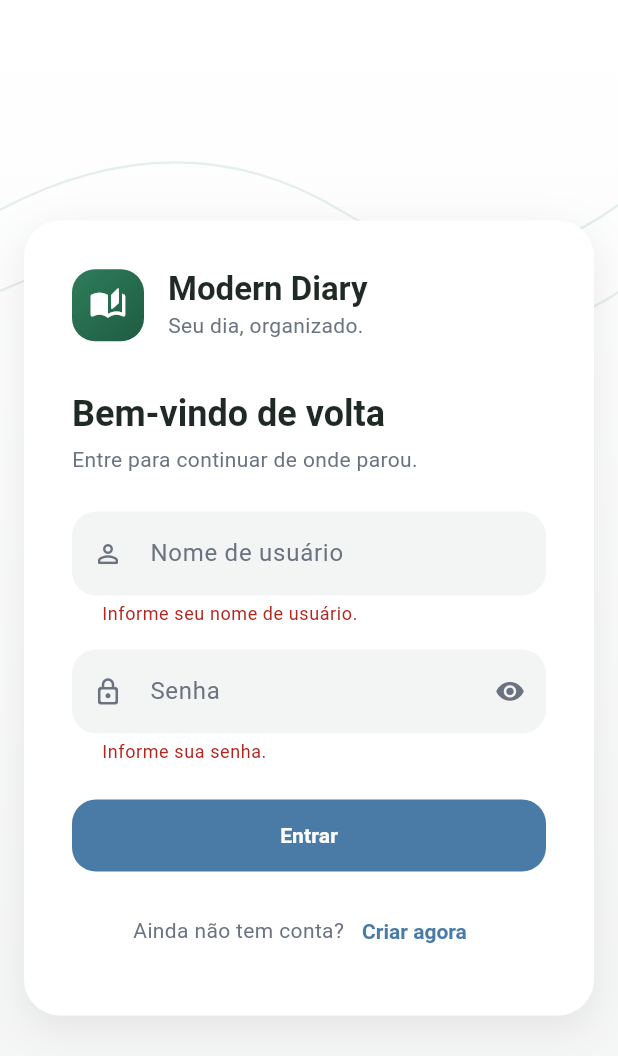
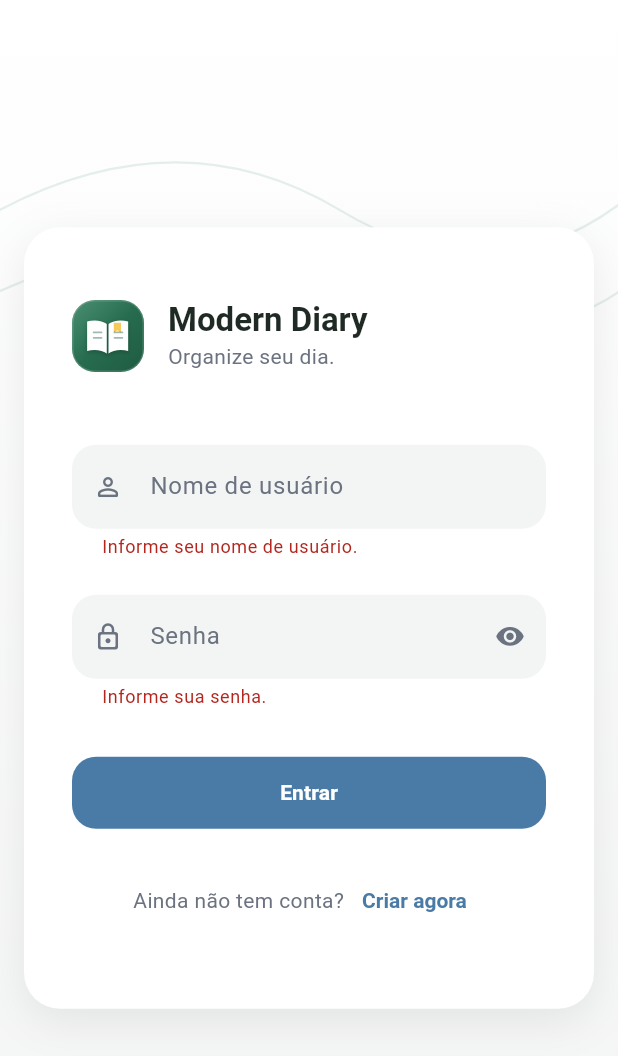
Before and after one commit to Pilha-DS/Modern-Diary, a Flutter app: the screen it shows after launch, after a tap on "Entrar", on a phone screen of 412 x 824 dp. Shown: the top 1056 px of the screen. Run offline on Flutter 3.47's test engine with Material 3 defaults, Android fonts, the light colour scheme and no system bars; our stand-ins replace file_picker, shared_preferences.

Commit message:
melhorando login

```diff
--- a/application/frontend/lib/src/app.dart
+++ b/application/frontend/lib/src/app.dart
@@ -6,6 +6,7 @@ import 'core/config/api_config.dart';
 import 'core/network/api_client.dart';
 import 'core/network/auth_token.dart';
 import 'core/preferences/app_preferences.dart';
+import 'core/presentation/diary_mark.dart';
 import 'core/strings/app_strings.dart';
 import 'features/agenda/data/agenda_repository.dart';
 import 'features/agenda/data/holidays_repository.dart';
@@ -163,6 +164,7 @@ class _SplashScreen extends StatelessWidget {
               const AppLogo(
                 size: AppSpacing.xxl,
                 semanticLabel: AppStrings.appName,
+                mark: DiaryMark(),
               ),
               const SizedBox(height: AppSpacing.md),
               Text(
--- a/application/frontend/lib/src/core/config/api_config.dart
+++ b/application/frontend/lib/src/core/config/api_config.dart
@@ -1,9 +1,13 @@
 /// Endereço da API. Pode ser trocado em build/run:
-/// `flutter run --dart-define=API_BASE_URL=http://192.168.0.10:8000`
+/// `flutter run --dart-define=API_BASE_URL=http://192.168.0.10:8470`
+///
+/// O padrão é a porta publicada pelo `docker compose` (`API_PORT` no `.env`).
+/// Portas de uso comum do ecossistema (8000, 8080, 3306) ficam de fora de
+/// propósito: elas costumam estar ocupadas por outros serviços da máquina.
 abstract final class ApiConfig {
   static const String rawBaseUrl = String.fromEnvironment(
     'API_BASE_URL',
-    defaultValue: 'http://localhost:8000',
+    defaultValue: 'http://localhost:8470',
   );
 
   static String get baseUrl {
--- /dev/null
+++ b/application/frontend/lib/src/core/presentation/diary_mark.dart
@@ -0,0 +1,146 @@
+import 'package:flutter/material.dart';
+import 'package:atena_ui/atena_ui.dart';
+
+/// Marca do Modern Diary: um diário aberto com fita marcadora.
+///
+/// Desenha sobre o símbolo do [AppLogo], que entrega o gradiente da marca:
+/// aqui ficam o brilho, as páginas e a fita. Tudo é vetor, então a marca fica
+/// nítida do favicon ao cabeçalho.
+class DiaryMark extends StatelessWidget {
+  const DiaryMark({super.key});
+
+  /// Dourado da fita: cor de apoio da marca, fora da paleta do tema.
+  static const Color _ribbon = Color(0xFFF5C95B);
+
+  @override
+  Widget build(BuildContext context) {
+    final colors = AppSemanticColors.of(context);
+    return SizedBox.expand(
+      child: CustomPaint(
+        painter: _DiaryMarkPainter(
+          detailColor: colors.brandDeep,
+          ribbonColor: _ribbon,
+        ),
+      ),
+    );
+  }
+}
+
+class _DiaryMarkPainter extends CustomPainter {
+  const _DiaryMarkPainter({
+    required this.detailColor,
+    required this.ribbonColor,
+  });
+
+  final Color detailColor;
+  final Color ribbonColor;
+
+  /// O desenho é feito em um quadrado de 100 x 100 e escalado para o tamanho
+  /// real do símbolo.
+  static const double _viewBox = 100;
+
+  @override
+  void paint(Canvas canvas, Size size) {
+    canvas.save();
+    canvas.scale(size.width / _viewBox, size.height / _viewBox);
+    canvas.clipRRect(
+      RRect.fromRectAndRadius(
+        const Rect.fromLTWH(0, 0, _viewBox, _viewBox),
+        const Radius.circular(_viewBox * 0.32),
+      ),
+    );
+
+    _paintGloss(canvas);
+    _paintBook(canvas);
+    _paintEdge(canvas);
+
+    canvas.restore();
+  }
+
+  /// Brilho no canto superior esquerdo: separa a marca do fundo chapado.
+  void _paintGloss(Canvas canvas) {
+    const bounds = Rect.fromLTWH(0, 0, _viewBox, _viewBox);
+    canvas.drawRect(
+      bounds,
+      Paint()
+        ..shader = const LinearGradient(
+          begin: Alignment.topLeft,
+          end: Alignment.center,
+          colors: [Color(0x24FFFFFF), Color(0x00FFFFFF)],
+        ).createShader(bounds),
+    );
+  }
+
+  void _paintBook(Canvas canvas) {
+    final book = Path()
+      ..moveTo(49.5, 34)
+      ..cubicTo(41.5, 28, 30, 27, 21, 30)
+      ..lineTo(21, 71)
+      ..cubicTo(30, 68, 41.5, 69, 49.5, 75)
+      ..cubicTo(57.5, 69, 69, 68, 78, 71)
+      ..lineTo(78, 30)
+      ..cubicTo(69, 27, 57.5, 28, 49.5, 34)
+      ..close();
+
+    canvas.drawPath(
+      book.shift(const Offset(0, 2.5)),
+      Paint()
+        ..color = const Color(0x33000000)
+        ..maskFilter = const MaskFilter.blur(BlurStyle.normal, 3),
+    );
+    canvas.drawPath(book, Paint()..color = Colors.white);
+
+    // Lombada: divide as duas páginas.
+    canvas.drawLine(
+      const Offset(49.5, 34),
+      const Offset(49.5, 75),
+      Paint()
+        ..color = detailColor
+        ..strokeWidth = 2.4
+        ..strokeCap = StrokeCap.round,
+    );
+
+    // Fita marcadora da página da direita.
+    final ribbon = Path()
+      ..moveTo(58, 31.5)
+      ..lineTo(58, 45.5)
+      ..lineTo(63, 41.9)
+      ..lineTo(68, 45.5)
+      ..lineTo(68, 31.5)
+      ..close();
+    canvas.drawPath(ribbon, Paint()..color = ribbonColor);
+
+    final lines = Paint()
+      ..color = detailColor.withValues(alpha: 0.42)
+      ..strokeWidth = 2.4
+      ..strokeCap = StrokeCap.round;
+    for (final line in const [
+      [Offset(30, 45), Offset(41, 45)],
+      [Offset(30, 52.5), Offset(41, 52.5)],
+      [Offset(59, 45), Offset(70, 45)],
+      [Offset(59, 52.5), Offset(70, 52.5)],
+    ]) {
+      canvas.drawLine(line[0], line[1], lines);
+    }
+  }
+
+  /// Fio claro na borda: dá o acabamento de peça, não de ícone.
+  void _paintEdge(Canvas canvas) {
+    canvas.drawRRect(
+      RRect.fromRectAndRadius(
+        const Rect.fromLTWH(1.2, 1.2, _viewBox - 2.4, _viewBox - 2.4),
+        const Radius.circular(_viewBox * 0.3),
+      ),
+      Paint()
+        ..color = const Color(0x2EFFFFFF)
+        ..style = PaintingStyle.stroke
+        ..strokeWidth = 1.8,
+    );
+  }
+
+  @override
+  bool shouldRepaint(_DiaryMarkPainter oldDelegate) {
+    return oldDelegate.detailColor != detailColor ||
+        oldDelegate.ribbonColor != ribbonColor;
+  }
+}
--- a/application/frontend/lib/src/core/strings/app_strings.dart
+++ b/application/frontend/lib/src/core/strings/app_strings.dart
@@ -1,15 +1,10 @@
 /// Todo texto visível do aplicativo fica aqui.
 abstract final class AppStrings {
   static const String appName = 'Modern Diary';
-  static const String appTagline = 'Seu dia, organizado.';
+  static const String appTagline = 'Organize seu dia.';
 
   static const String login = 'Entrar';
   static const String register = 'Criar conta';
-  static const String loginTitle = 'Bem-vindo de volta';
-  static const String registerTitle = 'Crie sua conta';
-  static const String loginSubtitle = 'Entre para continuar de onde parou.';
-  static const String registerSubtitle =
-      'Leva menos de um minuto para começar.';
 
   static const String usernameLabel = 'Nome de usuário';
   static const String usernameHint = 'ex.: jonathan';
--- a/application/frontend/lib/src/features/auth/presentation/auth_screen.dart
+++ b/application/frontend/lib/src/features/auth/presentation/auth_screen.dart
@@ -2,8 +2,12 @@ import 'package:flutter/material.dart';
 import 'package:flutter/services.dart';
 import 'package:atena_ui/atena_ui.dart';
 
+import '../../../core/presentation/diary_mark.dart';
 import '../../../core/strings/app_strings.dart';
 import 'auth_controller.dart';
+
+/// Cartão de acesso: estreito e alto, com o conteúdo respirando.
+const double _formWidth = 384;
 
 class AuthScreen extends StatefulWidget {
   const AuthScreen({super.key, required this.controller, required this.toat});
@@ -77,9 +81,7 @@ class _AuthScreenState extends State<AuthScreen> {
             child: SingleChildScrollView(
               padding: const EdgeInsets.all(AppSpacing.md),
               child: ConstrainedBox(
-                constraints: const BoxConstraints(
-                  maxWidth: AppSpacing.maxFormWidth,
-                ),
+                constraints: const BoxConstraints(maxWidth: _formWidth),
                 child: ListenableBuilder(
                   listenable: widget.controller,
                   builder: (context, _) => _buildForm(context),
@@ -102,7 +104,10 @@ class _AuthScreenState extends State<AuthScreen> {
         controller.error != null && controller.fieldErrors.isEmpty;
 
     return AppSurface(
-      padding: const EdgeInsets.all(AppSpacing.xl),
+      padding: const EdgeInsets.symmetric(
+        horizontal: AppSpacing.xl,
+        vertical: AppSpacing.xxl,
+      ),
       child: AutofillGroup(
         child: Form(
           key: _formKey,
@@ -111,7 +116,10 @@ class _AuthScreenState extends State<AuthScreen> {
             children: [
               Row(
                 children: [
-                  const AppLogo(semanticLabel: AppStrings.appName),
+                  const AppLogo(
+                    semanticLabel: AppStrings.appName,
+                    mark: DiaryMark(),
+                  ),
                   const SizedBox(width: AppSpacing.md),
                   Expanded(
                     child: Column(
@@ -129,23 +137,7 @@ class _AuthScreenState extends State<AuthScreen> {
                   ),
                 ],
               ),
-              const SizedBox(height: AppSpacing.xl),
-              Text(
-                _registerMode
-                    ? AppStrings.registerTitle
-                    : AppStrings.loginTitle,
-                style: textTheme.headlineSmall,
-              ),
-              const SizedBox(height: AppSpacing.xs),
-              Text(
-                _registerMode
-                    ? AppStrings.registerSubtitle
-                    : AppStrings.loginSubtitle,
-                style: textTheme.bodyMedium?.copyWith(
-                  color: colorScheme.onSurfaceVariant,
-                ),
-              ),
-              const SizedBox(height: AppSpacing.lg),
+              const SizedBox(height: AppSpacing.xxl),
               if (showGeneralError) ...[
                 InlineMessage(
                   message: controller.error!.message,
@@ -172,7 +164,7 @@ class _AuthScreenState extends State<AuthScreen> {
                   return null;
                 },
               ),
-              const SizedBox(height: AppSpacing.md),
+              const SizedBox(height: AppSpacing.lg),
               AppTextField(
                 controller: _passwordController,
                 label: AppStrings.passwordLabel,
@@ -198,14 +190,14 @@ class _AuthScreenState extends State<AuthScreen> {
                   return null;
                 },
               ),
-              const SizedBox(height: AppSpacing.lg),
+              const SizedBox(height: AppSpacing.xl),
               AppButton(
                 label: _registerMode ? AppStrings.register : AppStrings.login,
                 onPressed: _submit,
                 isLoading: controller.isSubmitting,
                 expanded: true,
               ),
-              const SizedBox(height: AppSpacing.md),
+              const SizedBox(height: AppSpacing.lg),
               Row(
                 mainAxisAlignment: MainAxisAlignment.center,
                 children: [
--- a/application/frontend/lib/src/features/home/presentation/home_screen.dart
+++ b/application/frontend/lib/src/features/home/presentation/home_screen.dart
@@ -4,6 +4,7 @@ import 'package:atena_ui/atena_ui.dart';
 
 import '../../../core/config/app_info.dart';
 import '../../../core/preferences/app_preferences.dart';
+import '../../../core/presentation/diary_mark.dart';
 import '../../../core/strings/app_strings.dart';
 import '../../agenda/data/agenda_repository.dart';
 import '../../agenda/data/holidays_repository.dart';
@@ -412,6 +413,7 @@ class _HomeScreenState extends State<HomeScreen> {
                                     () => _tab = HomeSection.dashboard,
                                   ),
                                   logoTooltip: AppStrings.logoHomeTooltip,
+                                  logoMark: const DiaryMark(),
                                   menuItems: [
                                     AppHeaderMenuItem(
                                       icon: Icons.settings_outlined,
--- a/packages/atena_ui/lib/src/widgets/app_header.dart
+++ b/packages/atena_ui/lib/src/widgets/app_header.dart
@@ -57,6 +57,7 @@ class AppHeader extends StatelessWidget {
     this.avatarSize = 44,
     this.onLogoPressed,
     this.logoTooltip,
+    this.logoMark,
   });
 
   final String title;
@@ -81,6 +82,9 @@ class AppHeader extends StatelessWidget {
   /// Texto do tooltip da marca quando ela é tocável.
   final String? logoTooltip;
 
+  /// Desenho próprio da marca, repassado para o [AppLogo].
+  final Widget? logoMark;
+
   @override
   Widget build(BuildContext context) {
     final textTheme = Theme.of(context).textTheme;
@@ -95,6 +99,7 @@ class AppHeader extends StatelessWidget {
             semanticLabel: title,
             onTap: onLogoPressed,
             tooltip: logoTooltip,
+            mark: logoMark,
           ),
           const SizedBox(width: AppSpacing.md),
           Expanded(
--- a/packages/atena_ui/lib/src/widgets/app_logo.dart
+++ b/packages/atena_ui/lib/src/widgets/app_logo.dart
@@ -11,6 +11,7 @@ class AppLogo extends StatelessWidget {
     this.onTap,
     this.tooltip,
     this.icon = Icons.auto_stories_rounded,
+    this.mark,
   });
 
   final double size;
@@ -18,6 +19,10 @@ class AppLogo extends StatelessWidget {
 
   /// Ícone da marca. O package não conhece a identidade do projeto.
   final IconData icon;
+
+  /// Desenho próprio da marca (vetor, imagem): ocupa o lugar de [icon] dentro
+  /// do símbolo. Recebe o quadrado inteiro e desenha na proporção que quiser.
+  final Widget? mark;
 
   /// Ação ao tocar na marca; sem ela, a logo é só visual.
   final VoidCallback? onTap;
@@ -29,7 +34,7 @@ class AppLogo extends StatelessWidget {
   Widget build(BuildContext context) {
     final semanticColors = AppSemanticColors.of(context);
 
-    final mark = Semantics(
+    final badge = Semantics(
       label: semanticLabel,
       image: true,
       child: Container(
@@ -43,16 +48,18 @@ class AppLogo extends StatelessWidget {
           ),
           borderRadius: BorderRadius.circular(size * 0.32),
         ),
-        child: Icon(
-          icon,
-          color: Theme.of(context).colorScheme.onTertiary,
-          size: size * 0.52,
-        ),
+        child:
+            mark ??
+            Icon(
+              icon,
+              color: Theme.of(context).colorScheme.onTertiary,
+              size: size * 0.52,
+            ),
       ),
     );
 
     if (onTap == null) {
-      return mark;
+      return badge;
     }
 
     return Tooltip(
@@ -65,7 +72,7 @@ class AppLogo extends StatelessWidget {
           button: true,
           label: tooltip ?? semanticLabel,
           excludeSemantics: true,
-          child: mark,
+          child: badge,
         ),
       ),
     );
```
Also changed, not shown: 15 other files.
